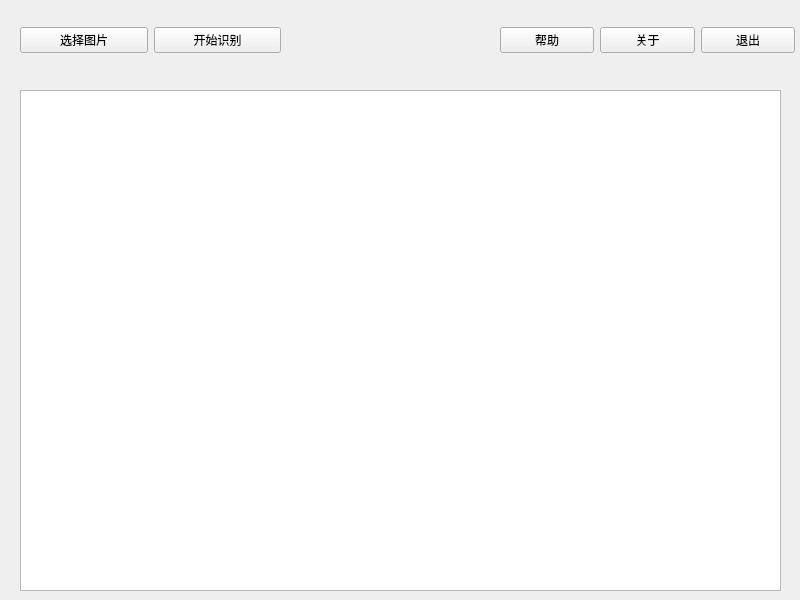
Above: tools/baidu_ocr_app/app.ui from wang-century/PythonCode before the change. Below: the same form after it.
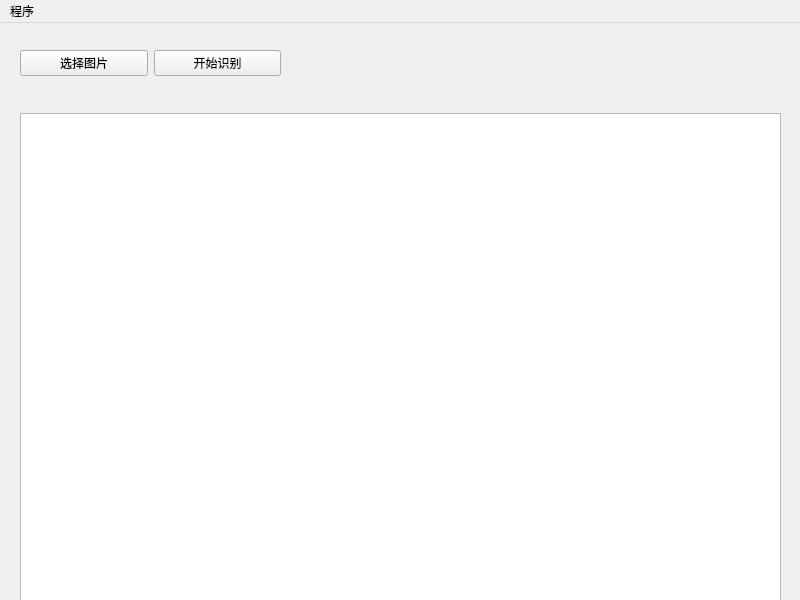
That is the form after the change.

```diff
--- a/tools/baidu_ocr_app/app.ui
+++ b/tools/baidu_ocr_app/app.ui
@@ -23,39 +23,9 @@
       <height>501</height>
      </rect>
     </property>
-   </widget>
-   <widget class="QWidget" name="horizontalLayoutWidget">
-    <property name="geometry">
-     <rect>
-      <x>500</x>
-      <y>0</y>
-      <width>295</width>
-      <height>80</height>
-     </rect>
+    <property name="contextMenuPolicy">
+     <enum>Qt::ActionsContextMenu</enum>
     </property>
-    <layout class="QHBoxLayout" name="horizontalLayout">
-     <item>
-      <widget class="QPushButton" name="pushButton_help">
-       <property name="text">
-        <string>帮助</string>
-       </property>
-      </widget>
-     </item>
-     <item>
-      <widget class="QPushButton" name="pushButton_about">
-       <property name="text">
-        <string>关于</string>
-       </property>
-      </widget>
-     </item>
-     <item>
-      <widget class="QPushButton" name="pushButton_quit">
-       <property name="text">
-        <string>退出</string>
-       </property>
-      </widget>
-     </item>
-    </layout>
    </widget>
    <widget class="QWidget" name="horizontalLayoutWidget_2">
     <property name="geometry">
@@ -84,6 +54,41 @@
     </layout>
    </widget>
   </widget>
+  <widget class="QMenuBar" name="menuBar">
+   <property name="geometry">
+    <rect>
+     <x>0</x>
+     <y>0</y>
+     <width>800</width>
+     <height>26</height>
+    </rect>
+   </property>
+   <widget class="QMenu" name="menu">
+    <property name="title">
+     <string>程序</string>
+    </property>
+    <addaction name="separator"/>
+    <addaction name="action_help"/>
+    <addaction name="action_abou"/>
+    <addaction name="action_quit"/>
+   </widget>
+   <addaction name="menu"/>
+  </widget>
+  <action name="action_help">
+   <property name="text">
+    <string>帮助</string>
+   </property>
+  </action>
+  <action name="action_abou">
+   <property name="text">
+    <string>关于</string>
+   </property>
+  </action>
+  <action name="action_quit">
+   <property name="text">
+    <string>退出</string>
+   </property>
+  </action>
  </widget>
  <resources/>
  <connections>
```
Left out of the diff: 26 changed lines with no effect on the pictures.
